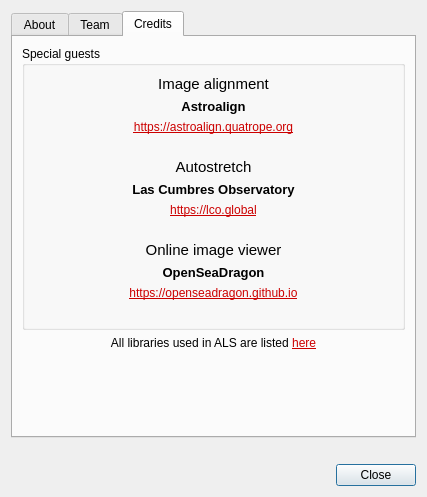
This is src/als/ui/about_ui.ui in deufrai/als as Qt 5 draws it before an edit. The edited form follows.
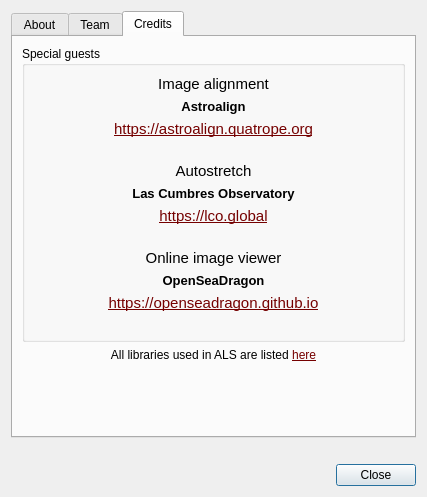
This is the edited form. The open tabs and pages were chosen to show the change. Icons and pictures are not drawn.

```diff
--- a/src/als/ui/about_ui.ui
+++ b/src/als/ui/about_ui.ui
@@ -640,8 +640,13 @@
             </item>
             <item>
              <widget class="QLabel" name="label_35">
+              <property name="font">
+               <font>
+                <pointsize>11</pointsize>
+               </font>
+              </property>
               <property name="text">
-               <string notr="true">&lt;a href=&quot;https://astroalign.quatrope.org&quot;&gt;&lt;span style=&quot; text-decoration: underline; color:#cc0000;&quot;&gt;https://astroalign.quatrope.org&lt;/span&gt;&lt;/a&gt;</string>
+               <string notr="true">&lt;a href=&quot;https://astroalign.quatrope.org&quot;&gt;&lt;span style=&quot; text-decoration: underline; color:#750000;&quot;&gt;https://astroalign.quatrope.org&lt;/span&gt;&lt;/a&gt;</string>
               </property>
               <property name="alignment">
                <set>Qt::AlignCenter</set>
@@ -698,8 +703,13 @@
             </item>
             <item>
              <widget class="QLabel" name="label_37">
+              <property name="font">
+               <font>
+                <pointsize>11</pointsize>
+               </font>
+              </property>
               <property name="text">
-               <string notr="true">&lt;a href=&quot;https://lco.global/&quot;&gt;&lt;span style=&quot; text-decoration: underline; color:#cc0000;&quot;&gt;https://lco.global&lt;/span&gt;&lt;/a&gt;</string>
+               <string notr="true">&lt;a href=&quot;https://lco.global/&quot;&gt;&lt;span style=&quot; text-decoration: underline; color:#750000;&quot;&gt;https://lco.global&lt;/span&gt;&lt;/a&gt;</string>
               </property>
               <property name="alignment">
                <set>Qt::AlignCenter</set>
@@ -756,8 +766,13 @@
             </item>
             <item>
              <widget class="QLabel" name="label_39">
+              <property name="font">
+               <font>
+                <pointsize>11</pointsize>
+               </font>
+              </property>
               <property name="text">
-               <string notr="true">&lt;a href=&quot;https://openseadragon.github.io&quot;&gt;&lt;span style=&quot; text-decoration: underline; color:#CC0000;&quot;&gt;https://openseadragon.github.io&lt;/span&gt;&lt;/a&gt;</string>
+               <string notr="true">&lt;a href=&quot;https://openseadragon.github.io&quot;&gt;&lt;span style=&quot; text-decoration: underline; color:#750000;&quot;&gt;https://openseadragon.github.io&lt;/span&gt;&lt;/a&gt;</string>
               </property>
               <property name="alignment">
                <set>Qt::AlignCenter</set>
@@ -775,7 +790,7 @@
        <item>
         <widget class="QLabel" name="label_29">
          <property name="text">
-          <string>All libraries used in ALS are listed &lt;a href=&quot;https://raw.githubusercontent.com/deufrai/als/refs/heads/release/1.0/requirements.txt&quot;&gt;&lt;span style=&quot; text-decoration: underline; color:#cc0000;&quot;&gt;here&lt;/span&gt;&lt;/a&gt;</string>
+          <string>All libraries used in ALS are listed &lt;a href=&quot;https://raw.githubusercontent.com/deufrai/als/refs/heads/release/1.0/requirements.txt&quot;&gt;&lt;span style=&quot; text-decoration: underline; color:#750000;&quot;&gt;here&lt;/span&gt;&lt;/a&gt;</string>
          </property>
          <property name="alignment">
           <set>Qt::AlignCenter</set>
```
Left out of the diff: 11 changed lines with no effect on the pictures.
